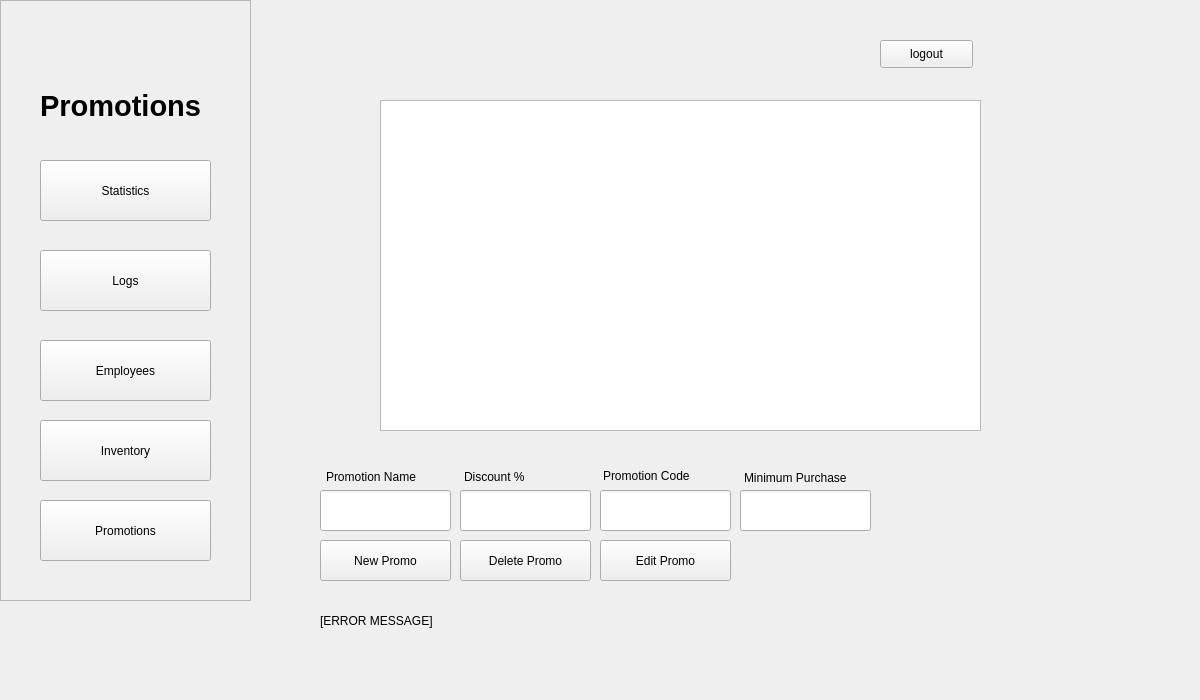
The window that POS/UI/promotions.ui (ReiZedlav/CSCC-21.1-Software-Engineering-1) describes before a commit, drawn with Qt 5.
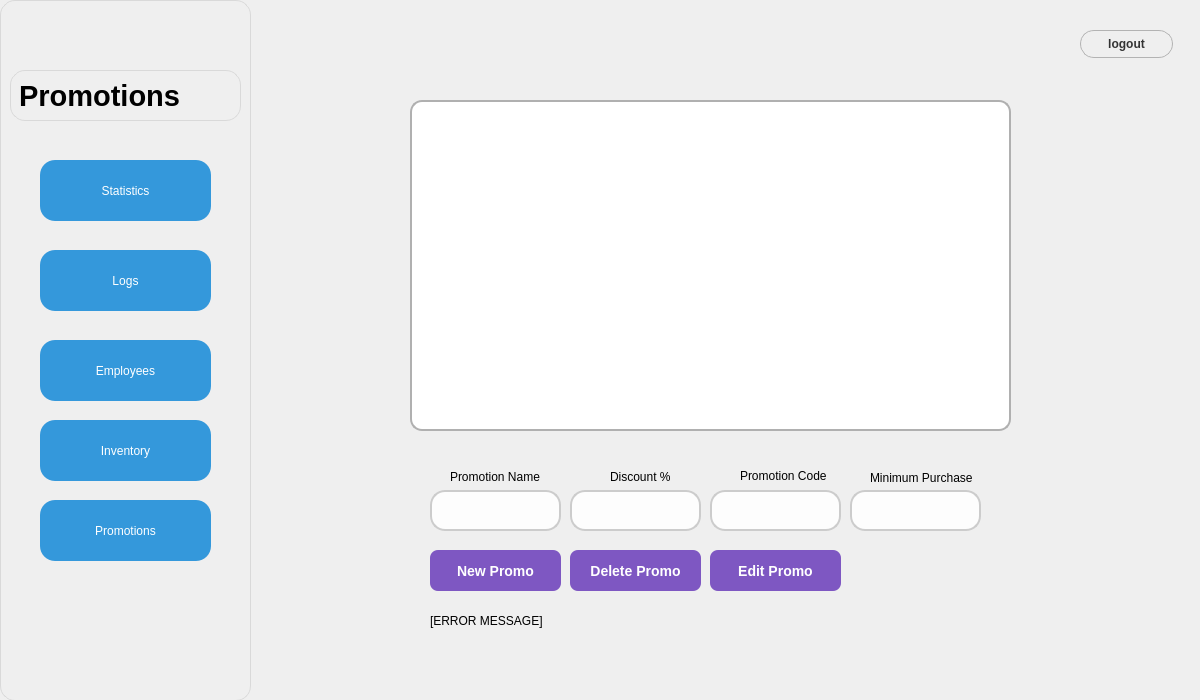
The same window after the commit.

```diff
--- a/POS/UI/promotions.ui
+++ b/POS/UI/promotions.ui
@@ -13,6 +13,16 @@
   <property name="windowTitle">
    <string>MainWindow</string>
   </property>
+  <property name="styleSheet">
+   <string notr="true">QWidget#centralwidget {
+                background: qlineargradient(
+                    x1:0, y1:0, x2:0, y2:1,
+                    stop:0 #e0f7fa,       /* top: soft pastel cyan */
+                    stop:0.5 #f9f9f9,     /* middle: very light gray */
+                    stop:1 #ffffff        /* bottom: pure white */
+                );
+            }</string>
+  </property>
   <widget class="QWidget" name="centralwidget">
    <widget class="QFrame" name="frame">
     <property name="geometry">
@@ -20,9 +30,20 @@
       <x>0</x>
       <y>0</y>
       <width>251</width>
-      <height>601</height>
+      <height>701</height>
      </rect>
     </property>
+    <property name="styleSheet">
+     <string notr="true">QFrame {
+        background: qlineargradient(
+            x1:0, y1:0, x2:0, y2:1,
+            stop:0 #ffffff,
+            stop:1 #e6e6e6
+        );
+        border-radius: 15px;
+        border: 1px solid #d9d9d9;
+    }</string>
+    </property>
     <property name="frameShape">
      <enum>QFrame::StyledPanel</enum>
     </property>
@@ -38,6 +59,17 @@
        <height>61</height>
       </rect>
      </property>
+     <property name="styleSheet">
+      <string notr="true"> QPushButton {
+        background-color: #3498db;  /* Button color */
+        color: white;               /* Text color */
+        border-radius: 15px;        /* Rounded corners */
+        padding: 10px 20px;         /* Padding */
+    }
+    QPushButton:hover {
+        background-color: #2980b9;  /* Hover color */
+    }</string>
+     </property>
      <property name="text">
       <string>Statistics</string>
      </property>
@@ -51,6 +83,17 @@
        <height>61</height>
       </rect>
      </property>
+     <property name="styleSheet">
+      <string notr="true"> QPushButton {
+        background-color: #3498db;  /* Button color */
+        color: white;               /* Text color */
+        border-radius: 15px;        /* Rounded corners */
+        padding: 10px 20px;         /* Padding */
+    }
+    QPushButton:hover {
+        background-color: #2980b9;  /* Hover color */
+    }</string>
+     </property>
      <property name="text">
       <string>Employees</string>
      </property>
@@ -64,6 +107,17 @@
        <height>61</height>
       </rect>
      </property>
+     <property name="styleSheet">
+      <string notr="true"> QPushButton {
+        background-color: #3498db;  /* Button color */
+        color: white;               /* Text color */
+        border-radius: 15px;        /* Rounded corners */
+        padding: 10px 20px;         /* Padding */
+    }
+    QPushButton:hover {
+        background-color: #2980b9;  /* Hover color */
+    }</string>
+     </property>
      <property name="text">
       <string>Inventory</string>
      </property>
@@ -77,6 +131,17 @@
        <height>61</height>
       </rect>
      </property>
+     <property name="styleSheet">
+      <string notr="true"> QPushButton {
+        background-color: #3498db;  /* Button color */
+        color: white;               /* Text color */
+        border-radius: 15px;        /* Rounded corners */
+        padding: 10px 20px;         /* Padding */
+    }
+    QPushButton:hover {
+        background-color: #2980b9;  /* Hover color */
+    }</string>
+     </property>
      <property name="text">
       <string>Promotions</string>
      </property>
@@ -90,20 +155,87 @@
        <height>61</height>
       </rect>
      </property>
+     <property name="styleSheet">
+      <string notr="true"> QPushButton {
+        background-color: #3498db;  /* Button color */
+        color: white;               /* Text color */
+        border-radius: 15px;        /* Rounded corners */
+        padding: 10px 20px;         /* Padding */
+    }
+    QPushButton:hover {
+        background-color: #2980b9;  /* Hover color */
+    }</string>
+     </property>
      <property name="text">
       <string>Logs</string>
      </property>
     </widget>
+    <widget class="QLabel" name="greeting_2">
+     <property name="geometry">
+      <rect>
+       <x>10</x>
+       <y>70</y>
+       <width>231</width>
+       <height>51</height>
+      </rect>
+     </property>
+     <property name="font">
+      <font>
+       <pointsize>22</pointsize>
+       <weight>75</weight>
+       <bold>true</bold>
+      </font>
+     </property>
+     <property name="styleSheet">
+      <string notr="true">QFrame {
+        background: qlineargradient(
+            x1:0, y1:0, x2:0, y2:1,
+            stop:0 #ffffff,
+            stop:1 #e6e6e6
+        );
+        border-radius: 15px;
+        border: 1px solid #d9d9d9;
+    }</string>
+     </property>
+     <property name="text">
+      <string>Promotions</string>
+     </property>
+    </widget>
    </widget>
    <widget class="QPushButton" name="logoutButton">
     <property name="geometry">
      <rect>
-      <x>880</x>
-      <y>40</y>
+      <x>1080</x>
+      <y>30</y>
       <width>93</width>
       <height>28</height>
      </rect>
     </property>
+    <property name="styleSheet">
+     <string notr="true">QPushButton {
+        background: qlineargradient(
+            x1:0, y1:0, x2:0, y2:1,
+            stop:0 #ffffff, stop:1 #e0e0e0
+        );
+        border: 1px solid #b3b3b3;
+        border-radius: 14px; /* half of height for fully rounded */
+        color: #333333;
+        font-weight: bold;
+        font-size: 12px;
+    }
+    QPushButton:hover {
+        background: qlineargradient(
+            x1:0, y1:0, x2:0, y2:1,
+            stop:0 #f2f2f2, stop:1 #d9d9d9
+        );
+    }
+    QPushButton:pressed {
+        background: qlineargradient(
+            x1:0, y1:0, x2:0, y2:1,
+            stop:0 #d9d9d9, stop:1 #bfbfbf
+        );
+    }</string>
+    </property>
     <property name="text">
      <string>logout</string>
     </property>
@@ -111,27 +243,64 @@
    <widget class="QTableWidget" name="promotionTable">
     <property name="geometry">
      <rect>
-      <x>380</x>
+      <x>410</x>
       <y>100</y>
       <width>601</width>
       <height>331</height>
      </rect>
     </property>
+    <property name="styleSheet">
+     <string notr="true">QTableWidget {
+        background-color: #ffffff;
+        border: 2px solid #b0b0b0;  /* soft gray border */
+        border-radius: 12px;         /* rounded corners */
+        gridline-color: #e0e0e0;     /* subtle grid lines */
+        padding: 5px;
+    }
+    QHeaderView::section {
+        background-color: #f5f5f5;   /* light header */
+        border: 1px solid #d0d0d0;
+        border-radius: 6px;          /* rounded header corners */
+        padding: 4px;
+        font-weight: bold;
+    }
+    QTableWidget::item {
+        padding: 6px;
+    }
+    QTableWidget::item:selected {
+        background-color: #cce7ff;  /* gentle selection color */
+        color: #000000;
+    }</string>
+    </property>
    </widget>
    <widget class="QLineEdit" name="promotionNameForm">
     <property name="geometry">
      <rect>
-      <x>320</x>
+      <x>430</x>
       <y>490</y>
       <width>131</width>
       <height>41</height>
      </rect>
     </property>
+    <property name="styleSheet">
+     <string notr="true">QLineEdit {
+        border: 2px solid #cccccc;           /* soft gray border */
+        border-radius: 15px;                 /* very round corners */
+        padding: 6px 12px;                   /* comfortable spacing inside */
+        background-color: #fdfdfd;           /* very light background */
+        selection-background-color: #cce7ff; /* gentle blue selection */
+        font-size: 14px;                      /* slightly bigger text */
+    }
+    QLineEdit:focus {
+        border: 2px solid #7ab8f5;           /* highlight when focused */
+        background-color: #ffffff;
+    }</string>
+    </property>
    </widget>
    <widget class="QLabel" name="label">
     <property name="geometry">
      <rect>
-      <x>326</x>
+      <x>450</x>
       <y>469</y>
       <width>121</width>
       <height>16</height>
@@ -144,17 +313,31 @@
    <widget class="QLineEdit" name="promotionCodeForm">
     <property name="geometry">
      <rect>
-      <x>600</x>
+      <x>710</x>
       <y>490</y>
       <width>131</width>
       <height>41</height>
      </rect>
     </property>
+    <property name="styleSheet">
+     <string notr="true">QLineEdit {
+        border: 2px solid #cccccc;           /* soft gray border */
+        border-radius: 15px;                 /* very round corners */
+        padding: 6px 12px;                   /* comfortable spacing inside */
+        background-color: #fdfdfd;           /* very light background */
+        selection-background-color: #cce7ff; /* gentle blue selection */
+        font-size: 14px;                      /* slightly bigger text */
+    }
+    QLineEdit:focus {
+        border: 2px solid #7ab8f5;           /* highlight when focused */
+        background-color: #ffffff;
+    }</string>
+    </property>
    </widget>
    <widget class="QLabel" name="label_3">
     <property name="geometry">
      <rect>
-      <x>603</x>
+      <x>740</x>
       <y>468</y>
       <width>121</width>
       <height>16</height>
@@ -167,7 +350,7 @@
    <widget class="QLabel" name="label_4">
     <property name="geometry">
      <rect>
-      <x>464</x>
+      <x>610</x>
       <y>469</y>
       <width>121</width>
       <height>16</height>
@@ -180,12 +363,29 @@
    <widget class="QPushButton" name="addPromo">
     <property name="geometry">
      <rect>
-      <x>320</x>
-      <y>540</y>
+      <x>430</x>
+      <y>550</y>
       <width>131</width>
       <height>41</height>
      </rect>
     </property>
+    <property name="styleSheet">
+     <string notr="true">QPushButton {
+        background-color: #7e57c2;       /* friendly purple */
+        color: white;                     /* text color */
+        border: none;
+        border-radius: 8px;               /* moderately round */
+        padding: 8px 20px;                /* comfortable size */
+        font-size: 14px;
+        font-weight: bold;
+    }
+    QPushButton:hover {
+        background-color: #9575cd;       /* slightly lighter purple on hover */
+    }
+    QPushButton:pressed {
+        background-color: #5e35b1;       /* darker purple when pressed */
+    }</string>
+    </property>
     <property name="text">
      <string>New Promo</string>
     </property>
@@ -193,17 +393,31 @@
    <widget class="QLineEdit" name="discountForm">
     <property name="geometry">
      <rect>
-      <x>460</x>
+      <x>570</x>
       <y>490</y>
       <width>131</width>
       <height>41</height>
      </rect>
     </property>
+    <property name="styleSheet">
+     <string notr="true">QLineEdit {
+        border: 2px solid #cccccc;           /* soft gray border */
+        border-radius: 15px;                 /* very round corners */
+        padding: 6px 12px;                   /* comfortable spacing inside */
+        background-color: #fdfdfd;           /* very light background */
+        selection-background-color: #cce7ff; /* gentle blue selection */
+        font-size: 14px;                      /* slightly bigger text */
+    }
+    QLineEdit:focus {
+        border: 2px solid #7ab8f5;           /* highlight when focused */
+        background-color: #ffffff;
+    }</string>
+    </property>
    </widget>
    <widget class="QLabel" name="label_5">
     <property name="geometry">
      <rect>
-      <x>744</x>
+      <x>870</x>
       <y>470</y>
       <width>121</width>
       <height>16</height>
@@ -216,17 +430,31 @@
    <widget class="QLineEdit" name="minimumPurchaseForm">
     <property name="geometry">
      <rect>
-      <x>740</x>
+      <x>850</x>
       <y>490</y>
       <width>131</width>
       <height>41</height>
      </rect>
     </property>
+    <property name="styleSheet">
+     <string notr="true">QLineEdit {
+        border: 2px solid #cccccc;           /* soft gray border */
+        border-radius: 15px;                 /* very round corners */
+        padding: 6px 12px;                   /* comfortable spacing inside */
+        background-color: #fdfdfd;           /* very light background */
+        selection-background-color: #cce7ff; /* gentle blue selection */
+        font-size: 14px;                      /* slightly bigger text */
+    }
+    QLineEdit:focus {
+        border: 2px solid #7ab8f5;           /* highlight when focused */
+        background-color: #ffffff;
+    }</string>
+    </property>
    </widget>
    <widget class="QLabel" name="errorMsg">
     <property name="geometry">
      <rect>
-      <x>320</x>
+      <x>430</x>
       <y>600</y>
       <width>181</width>
       <height>41</height>
@@ -239,12 +467,29 @@
    <widget class="QPushButton" name="editPromo">
     <property name="geometry">
      <rect>
-      <x>600</x>
-      <y>540</y>
+      <x>710</x>
+      <y>550</y>
       <width>131</width>
       <height>41</height>
      </rect>
     </property>
+    <property name="styleSheet">
+     <string notr="true">QPushButton {
+        background-color: #7e57c2;       /* friendly purple */
+        color: white;                     /* text color */
+        border: none;
+        border-radius: 8px;               /* moderately round */
+        padding: 8px 20px;                /* comfortable size */
+        font-size: 14px;
+        font-weight: bold;
+    }
+    QPushButton:hover {
+        background-color: #9575cd;       /* slightly lighter purple on hover */
+    }
+    QPushButton:pressed {
+        background-color: #5e35b1;       /* darker purple when pressed */
+    }</string>
+    </property>
     <property name="text">
      <string>Edit Promo</string>
     </property>
@@ -252,36 +497,33 @@
    <widget class="QPushButton" name="deletePromo">
     <property name="geometry">
      <rect>
-      <x>460</x>
-      <y>540</y>
+      <x>570</x>
+      <y>550</y>
       <width>131</width>
       <height>41</height>
      </rect>
     </property>
+    <property name="styleSheet">
+     <string notr="true">QPushButton {
+        background-color: #7e57c2;       /* friendly purple */
+        color: white;                     /* text color */
+        border: none;
+        border-radius: 8px;               /* moderately round */
+        padding: 8px 20px;                /* comfortable size */
+        font-size: 14px;
+        font-weight: bold;
+    }
+    QPushButton:hover {
+        background-color: #9575cd;       /* slightly lighter purple on hover */
+    }
+    QPushButton:pressed {
+        background-color: #5e35b1;       /* darker purple when pressed */
+    }</string>
+    </property>
     <property name="text">
      <string>Delete Promo</string>
     </property>
    </widget>
-   <widget class="QLabel" name="greeting_2">
-    <property name="geometry">
-     <rect>
-      <x>40</x>
-      <y>80</y>
-      <width>251</width>
-      <height>51</height>
-     </rect>
-    </property>
-    <property name="font">
-     <font>
-      <pointsize>22</pointsize>
-      <weight>75</weight>
-      <bold>true</bold>
-     </font>
-    </property>
-    <property name="text">
-     <string>Promotions</string>
-    </property>
-   </widget>
   </widget>
  </widget>
  <resources/>
```
